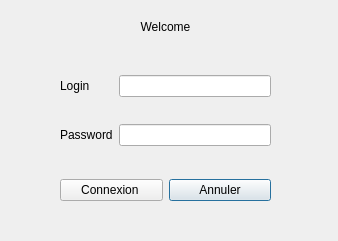
This is connexionuser.ui in kakeAbdoulaye/qt_Project_Customer as Qt 5 draws it before an edit. The edited form follows.
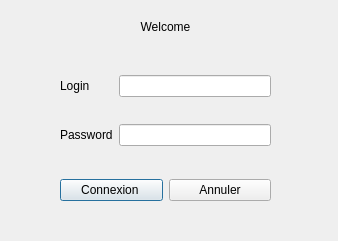
This is the edited form. Icons and pictures are not drawn.

Diff of the .ui file:
```diff
--- a/connexionuser.ui
+++ b/connexionuser.ui
@@ -129,6 +129,9 @@
         <property name="text">
          <string>Annuler</string>
         </property>
+        <property name="autoDefault">
+         <bool>false</bool>
+        </property>
        </widget>
       </item>
       <item row="0" column="0">
```
